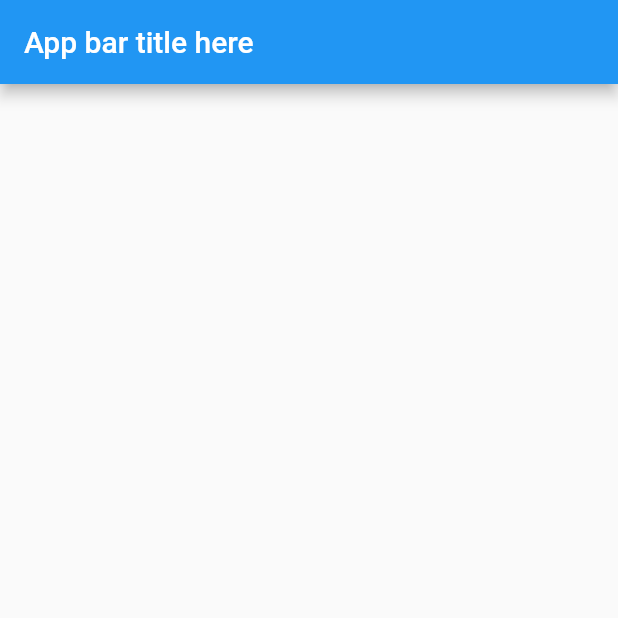
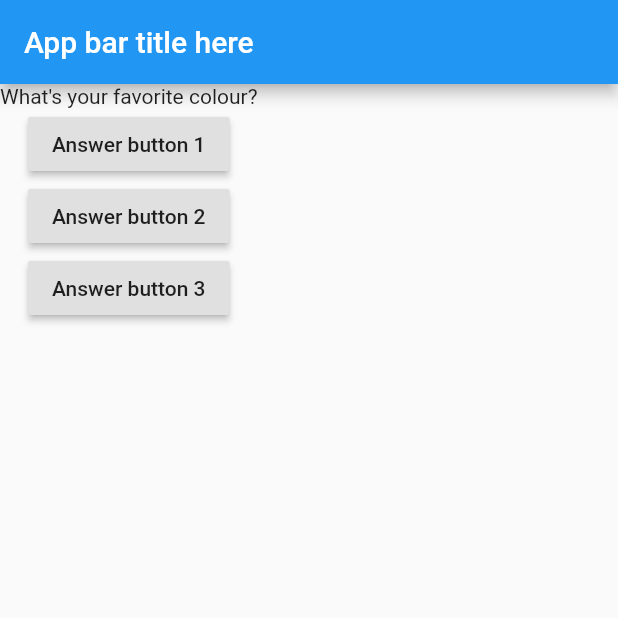
Before and after one commit to hoonblizz/Flutter_Sample1_QuizApp, a Flutter app: the screen it shows after launch, on a phone screen of 412 x 824 dp, the top half of it. Run offline on Flutter 3.47's test engine with Material 2 defaults, Android fonts, the phone set to English and light mode, and no system bars.

Commit message:
Not much more

```diff
--- a/lib/main.dart
+++ b/lib/main.dart
@@ -19,8 +19,18 @@ void main() {
   클래스 이름은 Pascal Case 로 해줍니다. (첫글자 대문자, 뒤 단어 시작 대문자)
 */
 class MyApp extends StatelessWidget {
+
+  void answerQuestion() {
+    print('Answered 1: ');
+  }
+
+  var questions = [
+    'What\'s your favorite colour?',
+    'What\'s your favorite animal?'
+  ];
+
   /*
-    Flutter 에서 제공하는 decorator 의 한 종류.
+    @override: Flutter 에서 제공하는 decorator 의 한 종류.
     없어도 돌아가는데 문제 없지만, 있다면 코드를 더 클린하게 만들수 있다.
   */
   @override
@@ -46,7 +56,30 @@ class MyApp extends StatelessWidget {
         appBar: AppBar(
           title: Text('App bar title here'),
         ),
-        body: Column(children: <Widget>[]),
+        body: Column(
+          children: [
+            // index 에 접근하는 방법중 하나: elementAt
+            // 혹은 그냥 [] 이걸로 접근.
+            Text(questions[0]),
+            RaisedButton(
+              child: Text('Answer button 1'),
+              // answerQuestion 와 answerQuestion() 의 차이:
+              // answerQuestion 는 포인터를 정해주는것
+              //answerQuestion() 는 실행시켜주는것.
+              onPressed: answerQuestion,
+            ),
+            RaisedButton(
+              child: Text('Answer button 2'),
+              onPressed: () => print('Answer 2 chosen'),
+            ),
+            RaisedButton(
+              child: Text('Answer button 3'),
+              onPressed: () => {
+                print('Answer 3 chosen')
+              },
+            ),
+          ],
+        ),
       ),
     );
   }
```
